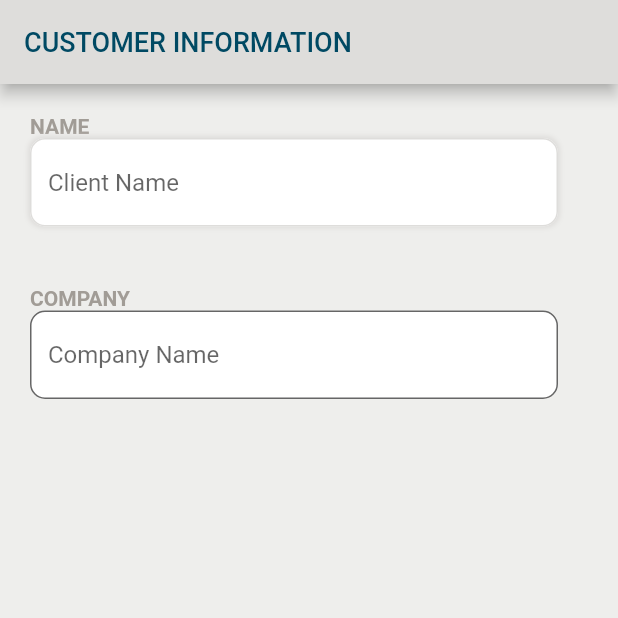
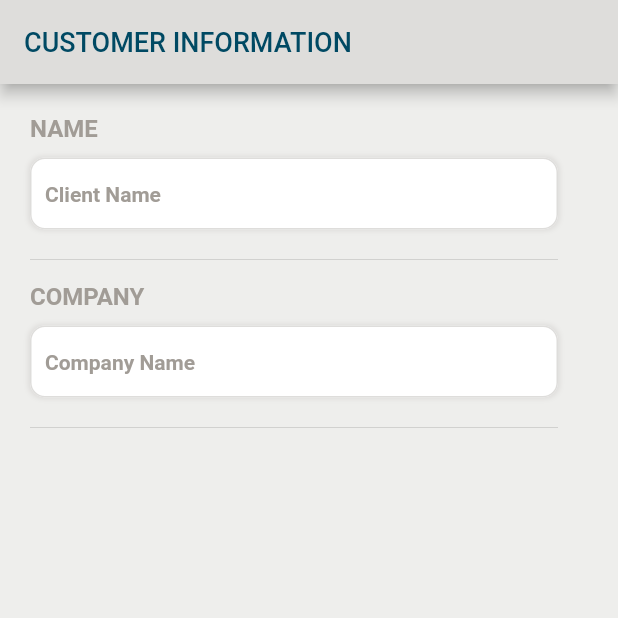
Before and after one commit to SonQBChau/brand_root_solution, a Flutter app: the screen it shows after launch, on a phone screen of 412 x 824 dp, the top half of it. Run offline on Flutter 3.47's test engine with Material 2 defaults, Android fonts, the phone set to English and light mode, and no system bars.

Commit message:
add company text field

```diff
--- a/lib/screens/customer_info_page.dart
+++ b/lib/screens/customer_info_page.dart
@@ -6,7 +6,10 @@
   Widget build(BuildContext context) {
     return Scaffold(
       appBar: AppBar(
-        title: Text('CUSTOMER INFORMATION', style: TextStyle(color: colorBlue, fontSize: 18),),
+        title: Text(
+          'CUSTOMER INFORMATION',
+          style: TextStyle(color: colorBlue, fontSize: 18),
+        ),
         backgroundColor: colorGrey20,
       ),
       body: Container(
@@ -24,7 +27,6 @@
     formWidget.add(ClientName());
     formWidget.add(CompanyName());
 
-
     return formWidget;
   }
 }
@@ -33,11 +35,18 @@
   @override
   Widget build(BuildContext context) {
     return Padding(
-      padding: const EdgeInsets.only(left: 20, right: 40, top: 20, bottom: 20),
+      padding: const EdgeInsets.only(left: 20, right: 40, top: 20, bottom: 0),
       child: Column(
         crossAxisAlignment: CrossAxisAlignment.start,
         children: <Widget>[
-          Text('NAME', style: TextStyle(color: colorGrey, fontWeight: FontWeight.bold),),
+          Text(
+            'NAME',
+            style: TextStyle(
+                color: colorGrey, fontWeight: FontWeight.bold, fontSize: 16),
+          ),
+          SizedBox(
+            height: 10,
+          ),
           Container(
             decoration: BoxDecoration(
               boxShadow: [
@@ -51,22 +60,28 @@
             ),
             child: TextFormField(
               decoration: InputDecoration(
-                enabledBorder:  OutlineInputBorder(
-                  borderSide:  BorderSide(color: colorGrey20),
+                contentPadding:
+                    EdgeInsets.symmetric(vertical: 10, horizontal: 10),
+                enabledBorder: OutlineInputBorder(
+                  borderSide: BorderSide(color: colorGrey20),
                   borderRadius: BorderRadius.all(Radius.circular(10.0)),
                 ),
-                focusedBorder:  OutlineInputBorder(
-                  borderSide:  BorderSide(color: Colors.blue),
+                focusedBorder: OutlineInputBorder(
+                  borderSide: BorderSide(color: Colors.blue),
                   borderRadius: BorderRadius.all(Radius.circular(10.0)),
-                ) ,
-
+                ),
                 hintText: 'Client Name',
+                hintStyle: TextStyle(
+                    color: colorGrey,
+                    fontWeight: FontWeight.w600,
+                    fontSize: 14),
                 fillColor: Colors.white,
                 filled: true,
-
               ),
             ),
           ),
+          SizedBox(height: 5,),
+          Divider(height: 30,),
         ],
       ),
     );
@@ -77,26 +92,53 @@
   @override
   Widget build(BuildContext context) {
     return Padding(
-      padding: const EdgeInsets.only(left: 20, right: 40, top: 20, bottom: 20),
+      padding: const EdgeInsets.only(left: 20, right: 40, top: 0, bottom: 20),
       child: Column(
         crossAxisAlignment: CrossAxisAlignment.start,
         children: <Widget>[
-          Text('COMPANY', style: TextStyle(color: colorGrey, fontWeight: FontWeight.bold),),
-          TextFormField(
+          Text(
+            'COMPANY',
+            style: TextStyle(
+                color: colorGrey, fontWeight: FontWeight.bold, fontSize: 16),
+          ),
+          SizedBox(
+            height: 10,
+          ),
+          Container(
+            decoration: BoxDecoration(
+              boxShadow: [
+                BoxShadow(
+                  color: colorGrey20,
+                  blurRadius: 2.0, // has the effect of softening the shadow
+                  spreadRadius: 1.0, // has the effect of extending the shadow
+                )
+              ],
+              borderRadius: BorderRadius.circular(10),
+            ),
+            child: TextFormField(
               decoration: InputDecoration(
-              border: OutlineInputBorder(
-                borderSide: BorderSide(
-                  color: Colors.grey,
-                  width: 0.5,
+                contentPadding:
+                    EdgeInsets.symmetric(vertical: 10, horizontal: 10),
+                enabledBorder: OutlineInputBorder(
+                  borderSide: BorderSide(color: colorGrey20),
+                  borderRadius: BorderRadius.all(Radius.circular(10.0)),
                 ),
+                focusedBorder: OutlineInputBorder(
+                  borderSide: BorderSide(color: Colors.blue),
                   borderRadius: BorderRadius.all(Radius.circular(10.0)),
-                gapPadding: 4,
                 ),
                 hintText: 'Company Name',
+                hintStyle: TextStyle(
+                    color: colorGrey,
+                    fontWeight: FontWeight.w600,
+                    fontSize: 14),
                 fillColor: Colors.white,
                 filled: true,
               ),
             ),
+          ),
+          SizedBox(height: 5,),
+          Divider(height: 30,),
         ],
       ),
     );
```
Lines whose indentation alone changed are shown as unchanged.
